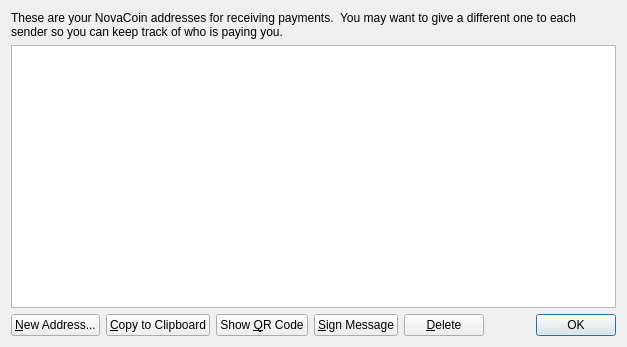
This is src/qt/forms/addressbookpage.ui in mcastillo0724/novacoin as Qt 5 draws it before an edit. The edited form follows.
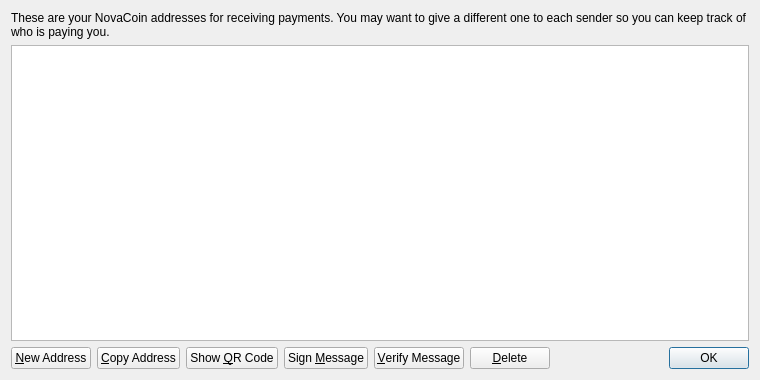
This is the edited form. Icons and pictures are not drawn.

What changed in the file:
```diff
--- a/src/qt/forms/addressbookpage.ui
+++ b/src/qt/forms/addressbookpage.ui
@@ -6,8 +6,8 @@
    <rect>
     <x>0</x>
     <y>0</y>
-    <width>627</width>
-    <height>347</height>
+    <width>760</width>
+    <height>380</height>
    </rect>
   </property>
   <property name="windowTitle">
@@ -17,10 +17,10 @@
    <item>
     <widget class="QLabel" name="labelExplanation">
      <property name="text">
-      <string>These are your NovaCoin addresses for receiving payments.  You may want to give a different one to each sender so you can keep track of who is paying you.</string>
+      <string>These are your NovaCoin addresses for receiving payments. You may want to give a different one to each sender so you can keep track of who is paying you.</string>
      </property>
      <property name="textFormat">
-      <enum>Qt::AutoText</enum>
+      <enum>Qt::PlainText</enum>
      </property>
      <property name="wordWrap">
       <bool>true</bool>
@@ -57,7 +57,7 @@
         <string>Create a new address</string>
        </property>
        <property name="text">
-        <string>&amp;New Address...</string>
+        <string>&amp;New Address</string>
        </property>
        <property name="icon">
         <iconset resource="../bitcoin.qrc">
@@ -71,7 +71,7 @@
         <string>Copy the currently selected address to the system clipboard</string>
        </property>
        <property name="text">
-        <string>&amp;Copy to Clipboard</string>
+        <string>&amp;Copy Address</string>
        </property>
        <property name="icon">
         <iconset resource="../bitcoin.qrc">
@@ -96,7 +96,7 @@
         <string>Sign a message to prove you own this address</string>
        </property>
        <property name="text">
-        <string>&amp;Sign Message</string>
+        <string>Sign &amp;Message</string>
        </property>
        <property name="icon">
         <iconset resource="../bitcoin.qrc">
@@ -104,6 +104,20 @@
        </property>
       </widget>
      </item>
+     <item>
+      <widget class="QPushButton" name="verifyMessage">
+       <property name="toolTip">
+        <string>Verify a message to ensure it was signed with a specified NovaCoin address</string>
+       </property>
+       <property name="text">
+        <string>&amp;Verify Message</string>
+       </property>
+       <property name="icon">
+        <iconset resource="../bitcoin.qrc">
+         <normaloff>:/icons/transaction_0</normaloff>:/icons/transaction_0</iconset>
+       </property>
+      </widget>
+     </item>
      <item>
       <widget class="QPushButton" name="deleteButton">
        <property name="toolTip">
```
Left out of the diff: 12 changed lines with no effect on the pictures.
